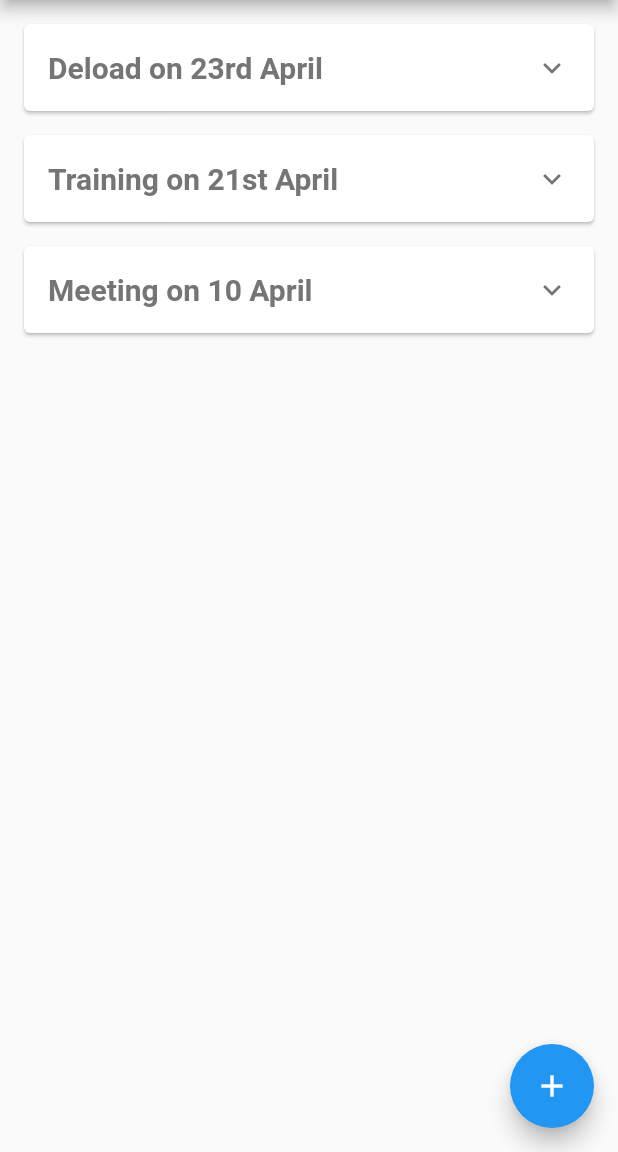
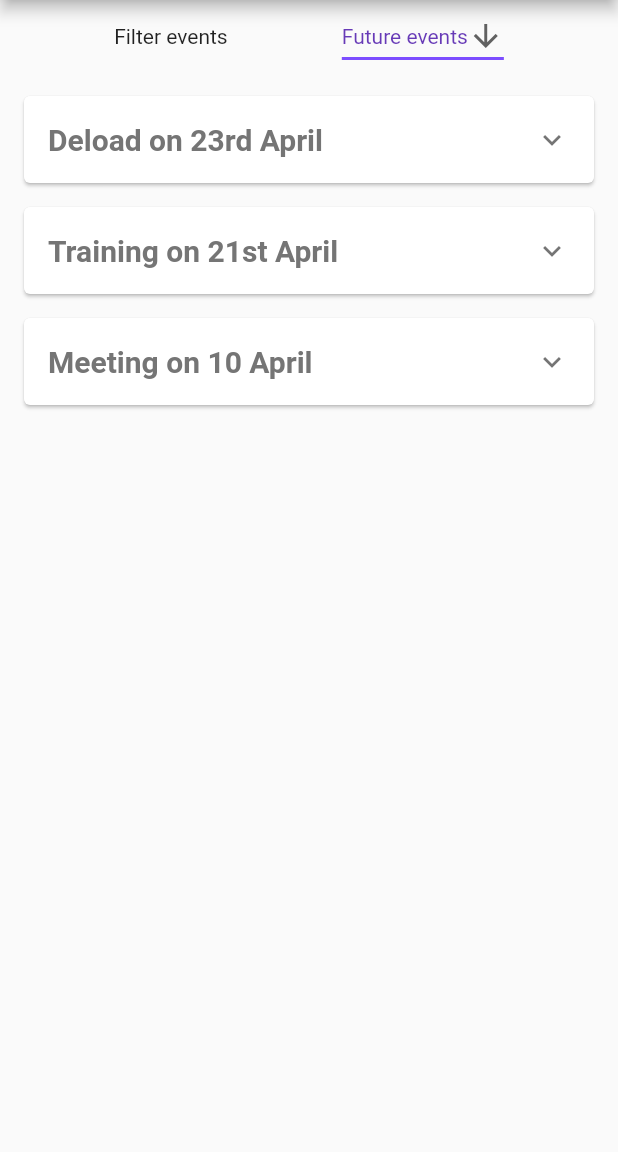
Before and after one commit to joanne55/Announcements, a Flutter app: the screen it shows once a user with an empty profile is signed in, on a phone screen of 412 x 824 dp, the part 84-1236 px from its top. Run offline on Flutter 3.47's test engine with Material 2 defaults, Android fonts, the phone set to English and light mode, and no system bars; our stand-ins replace cloud_firestore, connectivity, firebase_auth, flutter_spinkit, validators; accounts and stored records are empty.

Commit message:
some ui for filling of gaps is done

```diff
--- a/lib/models/announcement_card.dart
+++ b/lib/models/announcement_card.dart
@@ -1,11 +1,11 @@
 import 'package:flutter/material.dart';
 import 'announcement.dart';
 
-class AnnouncementCard extends StatelessWidget {
+class AdminAnnouncementCard extends StatelessWidget {
 
   final Announcement announcement;
 
-  AnnouncementCard({this.announcement});
+  AdminAnnouncementCard({this.announcement});
 
   @override
   Widget build(BuildContext context) {
@@ -71,7 +71,7 @@ class AnnouncementCard extends StatelessWidget {
 
                   //Questions for both Admin and Default user
                   RaisedButton.icon(
-                  onPressed: (){
+                    onPressed: (){
                       /*
                         Goes to next page passing announcement as an argument
                         The other room should process the ID with firebase and
@@ -120,3 +120,126 @@ class AnnouncementCard extends StatelessWidget {
     );
   }
 }
+
+class StudentAnnouncementCard extends StatefulWidget {
+  final Announcement announcement;
+  const StudentAnnouncementCard({ this.announcement, Key key}):super(key:key);
+
+  _StudentAnnouncementCardState createState() => _StudentAnnouncementCardState();
+}
+
+class _StudentAnnouncementCardState extends State<StudentAnnouncementCard> {
+
+  Icon icon = Icon(Icons.check_box_outline_blank);
+  String ackBtnText = 'Acknowledge';
+
+  @override
+  Widget build(BuildContext context) {
+
+    bool isAdmin = false;
+
+    return Card(
+      margin: EdgeInsets.fromLTRB(16.0, 16.0, 16.0, 0),
+      child: Column(
+        crossAxisAlignment: CrossAxisAlignment.stretch,
+        children: <Widget>[
+          ExpansionTile(
+            title: Text(
+              widget.announcement.title,
+              style: TextStyle(
+                fontSize: 20.0,
+                fontWeight: FontWeight.bold,
+                color:Colors.grey[600],
+              ),
+            ),
+            children: <Widget>[
+              //Description of announcement
+              Padding(
+                padding: const EdgeInsets.all(15.0),
+                child: Text(
+                  widget.announcement.description,
+                  style: TextStyle(
+                    fontSize: 16.0,
+                  ),
+                ),
+              ),
+              Row(
+                mainAxisAlignment: MainAxisAlignment.spaceEvenly,
+                children: <Widget>[
+                  //For Default user
+//                  RaisedButton.icon(
+//                    onPressed: (){
+//                      /*
+//                        Save user ID to the announcement's acknowledged users list
+//                        and mark user as acknowledged forever, meaning
+//                        if the user left the announcement page, he/she does not
+//                        need to acknowledge again
+//                      */
+//                    },
+//                    icon: Icon(Icons.add_to_photos),
+//                    label: Text('Acknowledge'),
+//                  ),
+
+                  //For Admin user
+                  RaisedButton.icon(
+                    onPressed: (){
+                      setState(() {
+                        icon = Icon(Icons.check_box);
+                        ackBtnText = 'Acknowledged';
+                      });
+                    },
+                    icon: icon,
+                    label: Text(ackBtnText),
+                  ),
+
+                  //Questions for both Admin and Default user
+                  RaisedButton.icon(
+                    onPressed: (){
+                      /*
+                        Goes to next page passing announcement as an argument
+                        The other room should process the ID with firebase and
+                        load the announcement as well as questions there
+                      */
+                      Navigator.pushNamed(context, '/announceInfo', arguments:{
+                        'announcement' : widget.announcement,
+                      });
+                    },
+                    icon: Icon(Icons.info_outline),
+                    label: Text('More info'),
+                  ),
+
+//                  RaisedButton(
+//
+//                    color: Colors.green,
+//                    onPressed: (){
+//
+//                    },
+//                    child:
+//                    Text(
+//                      'Questions',
+//                      style: TextStyle(
+//                        fontSize: 18.0,
+//                        fontWeight: FontWeight.bold,
+//                        color:Colors.grey[100],
+//                      ),
+//                    ),
+//                  ),
+                ],
+              ),
+
+            ],
+          ),
+
+//          Text(
+//            announcement.title,
+//            style: TextStyle(
+//              fontSize: 18.0,
+//              fontWeight: FontWeight.bold,
+//              color:Colors.grey[600],
+//            ),
+//          ),
+        ],
+      ),
+    );
+  }
+}
--- a/lib/pages/activity_stream/student_announcement_page.dart
+++ b/lib/pages/activity_stream/student_announcement_page.dart
@@ -11,7 +11,7 @@ class announcementPage extends StatefulWidget {
 }
 
 class _announcementPageState extends State<announcementPage> {
-
+  String dropdownValue = 'Future events';
   //Map data = {};
 
   @override
@@ -55,22 +55,46 @@ class _announcementPageState extends State<announcementPage> {
         ],
       ),
 
-      body: SingleChildScrollView(
-        child: Column(
-          children: announcements.map((announcement) => AnnouncementCard(
-              announcement:announcement
-          )).toList(),
-        ),
-      ),
-
-      floatingActionButton: FloatingActionButton(
-        child: Icon(Icons.add),
-
-        onPressed: (){
-          Navigator.of(context).push(MaterialPageRoute
-            (builder: (BuildContext context) => announcementCreate())
-          );
-        },
+      body: Column(
+          children: [
+            Row(
+              mainAxisAlignment: MainAxisAlignment.spaceEvenly,
+              children: <Widget>[
+                Text('Filter events'),
+                DropdownButton(
+                  value: dropdownValue,
+                  icon: Icon(Icons.arrow_downward),
+                  iconSize: 24,
+                  elevation: 16,
+                  style: TextStyle(color: Colors.deepPurple),
+                  underline: Container(
+                    height: 2,
+                    color: Colors.deepPurpleAccent,
+                  ),
+                  onChanged: (String newValue) {
+                    setState(() {
+                      dropdownValue = newValue;
+                    });
+                  },
+                  items: <String>['Future events', 'Past events', 'All events']
+                      .map<DropdownMenuItem<String>>((String value) {
+                    return DropdownMenuItem<String>(
+                      value: value,
+                      child: Text(value),
+                    );
+                  }).toList(),
+                ),
+              ],
+            ),
+            Container(
+              height: 500,
+              child: ListView(
+                children: announcements.map((announcement) => StudentAnnouncementCard(
+                    announcement:announcement
+                )).toList(),
+              ),
+            ),
+          ]
       ),
     );
   }
```
Also changed, not shown: lib/pages/activity_stream/admin_announcement_page.dart (+41 -9 lines).
